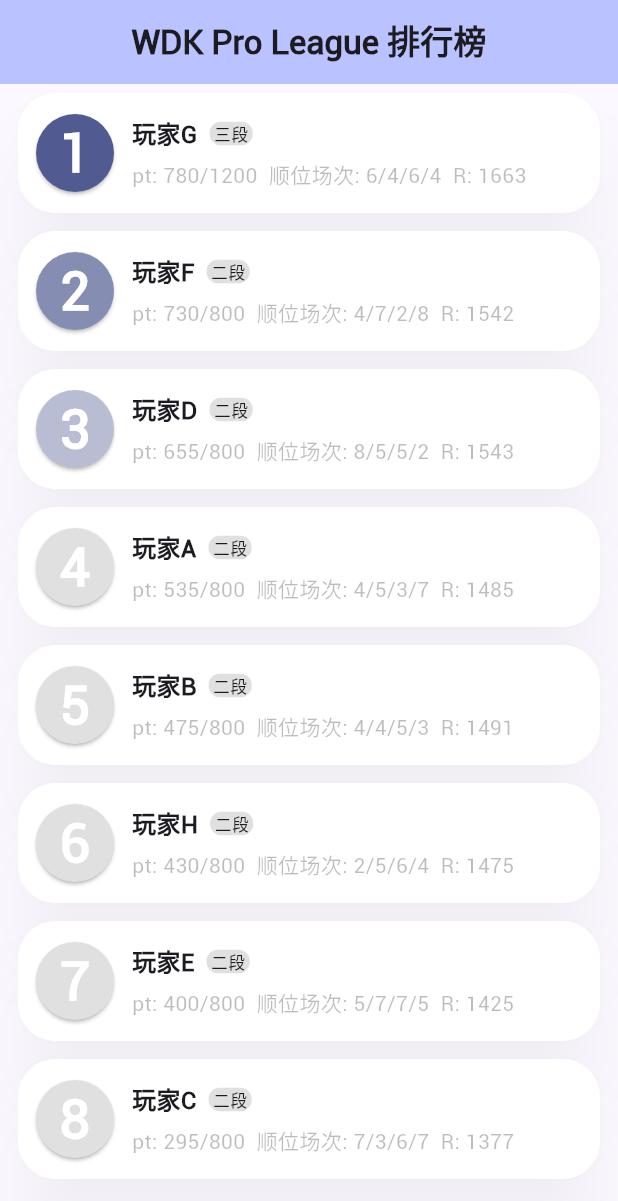
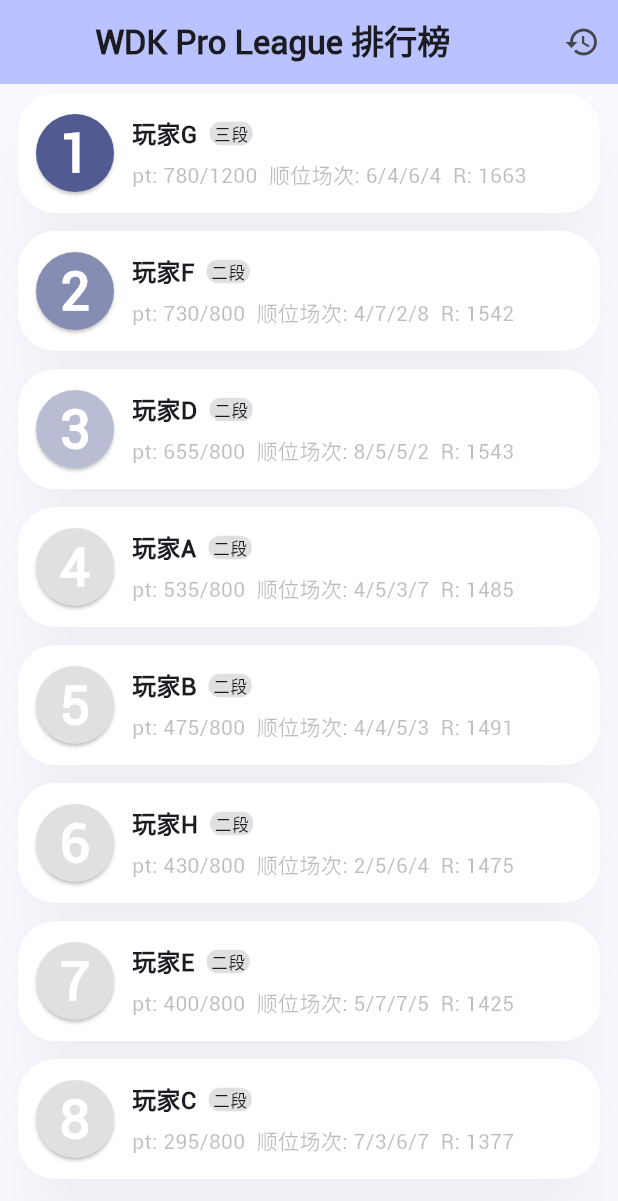
Before and after one commit to Tuyixiang/WDK-Pro-League, a Flutter app: the screen it shows after launch, on a phone screen of 412 x 824 dp. Shown: the top 1201 px of the screen. Run offline on Flutter 3.47's test engine with Material 2 defaults, Android fonts, the phone set to English and light mode, and no system bars; our stand-ins replace dio, loading_indicator, styled_widget; network calls fail; Roboto replaces fonts that are missing (AlibabaPuHuiTi).

Commit message:
添加游戏历史预览页面

```diff
--- a/wdk_pro_league/lib/elements/appBar.dart
+++ /dev/null
@@ -1,7 +0,0 @@
-import 'package:flutter/widgets.dart';
-
-abstract class MyPage extends StatefulWidget {
-  final title = "";
-
-  const MyPage({super.key});
-}
--- a/wdk_pro_league/lib/elements/rank.dart
+++ b/wdk_pro_league/lib/elements/rank.dart
@@ -14,7 +14,7 @@ const List<String> danNames = [
   "十",
 ];
 
-Widget buildRankText(BuildContext context, int dan) {
+Widget buildDan(BuildContext context, int dan) {
   final theme = Theme.of(context);
   return Text(
     '${danNames[dan]}段',
--- a/wdk_pro_league/lib/io.dart
+++ b/wdk_pro_league/lib/io.dart
@@ -62,9 +62,11 @@ class PlayerData {
         highestDanPt = data["highest_dan_pt"],
         thresholdPt = data["threshold_pt"],
         rValue = data["r_value"],
-        gameHistory = data["game_history"].map((v) => GamePreview(v)).toList(),
+        gameHistory = List<GamePreview>.from(
+          data["game_history"].map((v) => GamePreview(v)),
+        ),
         gameCount = data["game_count"],
-        orderCount = data["order_count"];
+        orderCount = data["order_count"].cast<int>();
 }
 
 /// 部分的玩家数据
@@ -101,7 +103,7 @@ class PlayerPreview {
         thresholdPt = data["threshold_pt"],
         rValue = data["r_value"].toDouble(),
         gameCount = data["game_count"],
-        orderCount = List<int>.from(data["order_count"]);
+        orderCount = data["order_count"].cast<int>();
 }
 
 /// 完整的游戏数据
@@ -134,15 +136,17 @@ class GameData {
   final List<double> rDelta;
 
   GameData(Map<String, dynamic> data)
-      : players = data["players"].map((v) => PlayerPreview(v)),
-        playerPoints = data["player_points"],
+      : players = List<PlayerPreview>.from(
+          data["players"].map((v) => PlayerPreview(v)),
+        ),
+        playerPoints = data["player_points"].cast<int>(),
         rounds = data["rounds"],
         gameDate = callIfNotNull(DateTime.parse, data["game_date"]),
         externalId = data["external_id"],
         gameId = data["game_id"],
         uploadTime = DateTime.parse(data["upload_time"]),
-        ptDelta = data["pt_delta"],
-        rDelta = data["r_delta"];
+        ptDelta = data["pt_delta"].cast<int>(),
+        rDelta = data["r_delta"].cast<double>();
 }
 
 /// 部分的游戏数据
@@ -162,12 +166,18 @@ class GamePreview {
   /// 玩家获得的分数
   final List<int> ptDelta;
 
+  /// 玩家获得的 R
+  final List<double> rDelta;
+
   GamePreview(Map<String, dynamic> data)
-      : players = data["players"].map((v) => PlayerPreview(v)),
-        playerPoints = data["player_points"],
+      : players = List<PlayerPreview>.from(
+          data["players"].map((v) => PlayerPreview(v)),
+        ),
+        playerPoints = data["player_points"].cast<int>(),
         gameDate = callIfNotNull(DateTime.parse, data["game_date"]),
         gameId = data["game_id"],
-        ptDelta = data["pt_delta"];
+        ptDelta = data["pt_delta"].cast<int>(),
+        rDelta = data["r_delta"].cast<double>();
 }
 
 /// Placeholder 数据
@@ -207,7 +217,9 @@ class IO {
           response.data.map((obj) => GamePreview(obj)));
     } catch (e) {
       print(e);
-      final List<Map<String, dynamic>> data = (await sampleData)["gameHistory"];
+      print("fuck");
+      final data = (await sampleData)["gameHistory"];
+      print(data[0]["players"]);
       return List<GamePreview>.from(data.map((obj) => GamePreview(obj)));
     }
   }
--- a/wdk_pro_league/lib/leaderBoard.dart
+++ b/wdk_pro_league/lib/leader_board.dart
@@ -2,20 +2,15 @@ import 'package:flutter/material.dart';
 import 'package:collection/collection.dart';
 import 'package:provider/provider.dart';
 import 'package:styled_widget/styled_widget.dart';
-import 'package:wdk_pro_league/elements/appBar.dart';
-import 'package:wdk_pro_league/elements/rank.dart';
-import 'package:wdk_pro_league/io.dart';
+import 'package:wdk_pro_league/elements/card.dart';
+import 'package:wdk_pro_league/game_history.dart';
 
-import 'elements/globalState.dart';
-// import 'elements/rank.dart';
+import 'io.dart';
+import 'elements/rank.dart';
+import 'elements/loading.dart';
 
 /// Leader Board Page
-class LeaderBoardPage extends MyPage {
-  @override
-  String get title {
-    return "WDK Pro League 排行榜";
-  }
-
+class LeaderBoardPage extends StatefulWidget {
   const LeaderBoardPage({super.key});
 
   @override
@@ -32,13 +27,29 @@ class _LeaderBoardPageState extends State<LeaderBoardPage> {
       print("Start initializing leader board");
       initialized = true;
       Provider.of<Loading>(context).on(IO.getLeaderBoard).then((data) {
+        print("Leader board data fetched");
         setState(() {
-          print("Leader board data fetched");
           this.data = data;
         });
       });
     }
-    return Column(
+    return Scaffold(
+      appBar: AppBar(
+        backgroundColor: Theme.of(context).colorScheme.inversePrimary,
+        title: const Text("WDK Pro League 排行榜",
+                style: TextStyle(fontWeight: FontWeight.bold))
+            .center(),
+        actions: [
+          IconButton(
+            onPressed: () {
+              Navigator.of(context).push(_loadHistoryPage());
+            },
+            icon: const Icon(Icons.history),
+          )
+        ],
+      ),
+      body: SizedBox.expand(
+        child: Column(
           mainAxisAlignment: MainAxisAlignment.start,
           crossAxisAlignment: CrossAxisAlignment.center,
           children: data
@@ -46,7 +57,31 @@ class _LeaderBoardPageState extends State<LeaderBoardPage> {
                 (index, info) => PlayerCard(index: index, info: info),
               )
               .toList(),
-    ).scrollable();
+        ).scrollable(),
+      ),
+    );
+  }
+
+  /// 加载历史页面
+  Route _loadHistoryPage() {
+    return PageRouteBuilder(
+      pageBuilder: (context, animation, secondaryAnimation) =>
+          const GameHistoryPage(),
+      // 从下至上弹出的动画
+      transitionsBuilder: (context, animation, secondaryAnimation, child) {
+        const begin = Offset(0.0, 1.0);
+        const end = Offset.zero;
+        const curve = Curves.ease;
+
+        var tween =
+            Tween(begin: begin, end: end).chain(CurveTween(curve: curve));
+
+        return SlideTransition(
+          position: animation.drive(tween),
+          child: child,
+        );
+      },
+    );
   }
 }
 
@@ -62,9 +97,7 @@ class PlayerCard extends StatefulWidget {
   _PlayerCardState createState() => _PlayerCardState();
 }
 
-class _PlayerCardState extends State<PlayerCard> {
-  bool pressed = false;
-
+class _PlayerCardState extends CardState<PlayerCard> {
   Color colorFromIndex(i) {
     final themeColor = Theme.of(context).primaryColor;
     if (i == 0) {
@@ -79,29 +112,7 @@ class _PlayerCardState extends State<PlayerCard> {
   }
 
   @override
-  Widget build(BuildContext context) {
-    cardItem({required Widget child}) => Styled.widget(child: child)
-        .alignment(Alignment.center)
-        .borderRadius(all: 15)
-        .ripple()
-        .backgroundColor(Colors.white, animate: true)
-        .clipRRect(all: 25) // clip ripple
-        .borderRadius(all: 25, animate: true)
-        .elevation(
-          pressed ? 0 : 20,
-          borderRadius: BorderRadius.circular(25),
-          shadowColor: const Color(0x30000000),
-        ) // shadow borderRadius
-        .constrained(height: 80)
-        .padding(horizontal: 12, vertical: 6) // margin
-        .gestures(
-          onTapChange: (tapStatus) => setState(() => pressed = tapStatus),
-          onTapDown: (details) => print('tapDown'),
-          onTap: () => print('onTap'),
-        )
-        .scale(all: pressed ? 0.97 : 1.0, animate: true)
-        .animate(const Duration(milliseconds: 150), Curves.easeOut);
-
+  Widget buildChild(BuildContext context) {
     final Widget index = Styled.widget(
       child: Text(
         (widget.index + 1).toString(),
@@ -125,7 +136,7 @@ class _PlayerCardState extends State<PlayerCard> {
           fontSize: 16,
         ),
       ).padding(right: 8),
-      buildRankText(context, widget.info.currentDan),
+      buildDan(context, widget.info.currentDan),
     ]).padding(bottom: 5);
 
     final String orderText;
@@ -147,17 +158,15 @@ class _PlayerCardState extends State<PlayerCard> {
       ),
     );
 
-    return cardItem(
-      child: <Widget>[
+    return Row(children: [
       index,
-        <Widget>[
+      Column(
+          mainAxisAlignment: MainAxisAlignment.center,
+          crossAxisAlignment: CrossAxisAlignment.start,
+          children: [
             name,
             description,
-        ].toColumn(
-          mainAxisAlignment: MainAxisAlignment.center,
-          crossAxisAlignment: CrossAxisAlignment.start,
-        ),
-      ].toRow(),
-    );
+          ]),
+    ]);
   }
 }
--- a/wdk_pro_league/lib/main.dart
+++ b/wdk_pro_league/lib/main.dart
@@ -1,9 +1,7 @@
 import 'package:flutter/material.dart';
 import 'package:provider/provider.dart';
-import 'package:styled_widget/styled_widget.dart';
-import 'package:wdk_pro_league/elements/globalState.dart';
-import 'elements/appBar.dart';
-import 'leaderBoard.dart';
+import 'package:wdk_pro_league/elements/loading.dart';
+import 'leader_board.dart';
 
 void main() {
   runApp(
@@ -40,7 +38,7 @@ class MyHomePage extends StatefulWidget {
 }
 
 class _MyHomePageState extends State<MyHomePage> {
-  MyPage activeWidget;
+  Widget activeWidget;
 
   _MyHomePageState() : activeWidget = const LeaderBoardPage();
 
@@ -52,14 +50,7 @@ class _MyHomePageState extends State<MyHomePage> {
       ));
     });
 
-    return Scaffold(
-      appBar: AppBar(
-        backgroundColor: Theme.of(context).colorScheme.inversePrimary,
-        title: Text(activeWidget.title,
-                style: const TextStyle(fontWeight: FontWeight.bold))
-            .center(),
-      ),
-      body: SizedBox.expand(child: LayoutBuilder(
+    return LayoutBuilder(
       builder: (context, constraints) {
         if (constraints.maxWidth * 1.5 < constraints.maxHeight) {
           return _buildForVerticalScreen(context);
@@ -67,13 +58,13 @@ class _MyHomePageState extends State<MyHomePage> {
           return _buildForHorizontalScreen(context);
         }
       },
-      )),
+    )
         // floatingActionButton: FloatingActionButton(
         //   onPressed: _incrementCounter,
         //   tooltip: 'Increment',
         //   child: const Icon(Icons.add),
         // ), // This trailing comma makes auto-formatting nicer for build methods.
-    );
+        ;
   }
 
   /// Build UI for mobile phones
```
Also changed, not shown: wdk_pro_league/lib/elements/card.dart (added, +49 -0 lines), wdk_pro_league/lib/game_history.dart (added, +147 -0 lines), wdk_pro_league/lib/elements/loading.dart (renamed from wdk_pro_league/lib/elements/globalState.dart). Lines whose indentation alone changed are shown as unchanged.
